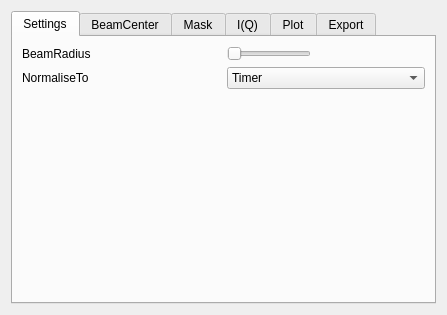
Old version of the form scripts/Interface/ui/drill/sans/view.ui in the repository mantidproject/mantid.
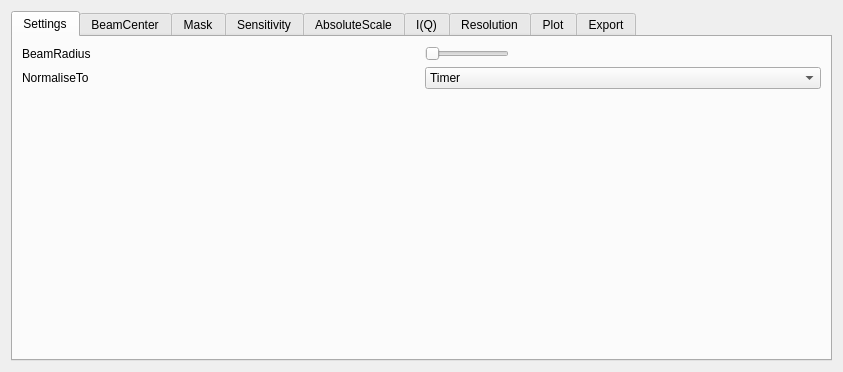
New version of the form. The open tabs and pages were chosen to show the change.

Commit message: more tabs for sans settings, map instruments to techniques

The edit to the form file:
```diff
--- a/scripts/Interface/ui/drill/sans/view.ui
+++ b/scripts/Interface/ui/drill/sans/view.ui
@@ -6,8 +6,8 @@
    <rect>
     <x>0</x>
     <y>0</y>
-    <width>447</width>
-    <height>315</height>
+    <width>843</width>
+    <height>372</height>
    </rect>
   </property>
   <property name="windowTitle">
@@ -88,11 +88,26 @@
        <string>Mask</string>
       </attribute>
      </widget>
+     <widget class="QWidget" name="sens">
+      <attribute name="title">
+       <string>Sensitivity</string>
+      </attribute>
+     </widget>
+     <widget class="QWidget" name="absolutescale">
+      <attribute name="title">
+       <string>AbsoluteScale</string>
+      </attribute>
+     </widget>
      <widget class="QWidget" name="iq">
       <attribute name="title">
        <string>I(Q)</string>
       </attribute>
      </widget>
+     <widget class="QWidget" name="resolution">
+      <attribute name="title">
+       <string>Resolution</string>
+      </attribute>
+     </widget>
      <widget class="QWidget" name="plot">
       <attribute name="title">
        <string>Plot</string>
```
Left out of the diff: 2 changed lines with no effect on the pictures. The commit also changes 3 other files.
